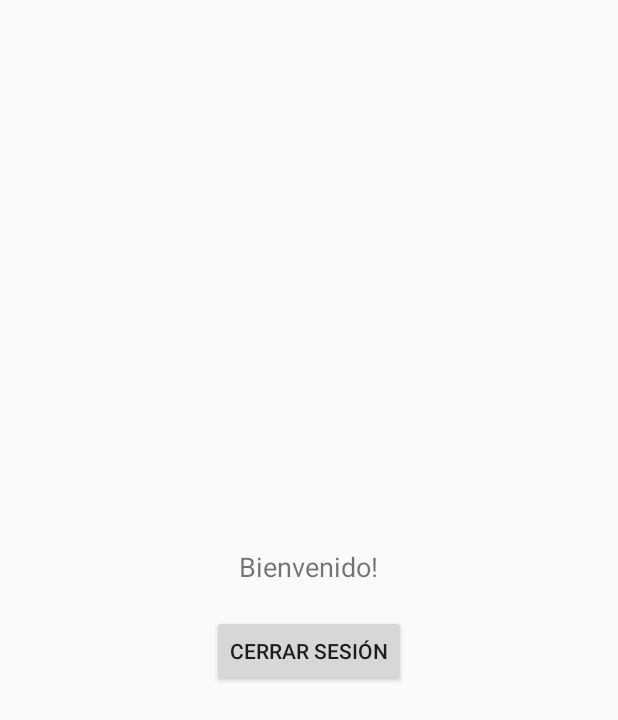
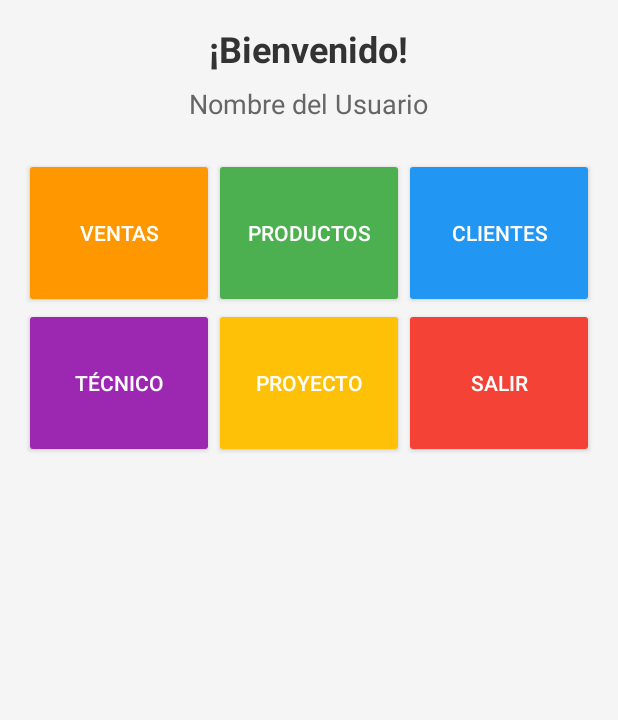
Before and after one commit to ingjuanfer/DAMFacturacion, an Android app built with Jetpack Compose: the layout activity_menu_principal.xml on its own in the app's theme, with its tools: preview values and no code run, on a phone screen of 412 x 824 dp. Shown: the top 720 px of the screen. Run offline under Robolectric (Android 15) with nearby library versions, the phone set to English and light mode, and no system bars.

Commit message:
Menu Productos

```diff
--- a/app/src/main/AndroidManifest.xml
+++ b/app/src/main/AndroidManifest.xml
@@ -28,6 +28,9 @@
         <activity android:name=".MenuPrincipalActivity">
             <!-- Puedes agregar cualquier otro atributo o configuración si es necesario -->
         </activity>
+        <activity android:name=".views.productos.MenuProductosActivity">
+            <!-- Puedes agregar cualquier otro atributo o configuración si es necesario -->
+        </activity>
     </application>
 
 </manifest>
--- a/app/src/main/java/com/example/damfacturacion/MainActivity.kt
+++ b/app/src/main/java/com/example/damfacturacion/MainActivity.kt
@@ -12,6 +12,7 @@ import android.widget.Toast
 import androidx.activity.viewModels
 import androidx.appcompat.app.AppCompatActivity
 import com.example.damfacturacion.controller.LoginController
+import com.example.damfacturacion.controller.SessionController
 import com.example.damfacturacion.model.Usuario
 
 class MainActivity : AppCompatActivity() {
@@ -53,6 +54,10 @@ class MainActivity : AppCompatActivity() {
             loginController.login(username, password,
                 onSuccess = { usuario: Usuario  ->
 
+                    // Guardar la información del usuario en la sesión
+                    val sessionController = SessionController(this)
+                    sessionController.saveSession(usuario)
+
                     // Ocultar el ProgressBar una vez que termine el proceso
                     progressBar.visibility = ProgressBar.GONE
 
--- /dev/null
+++ b/app/src/main/java/com/example/damfacturacion/views/clientes/MenuClientesActivity.kt
@@ -0,0 +1,4 @@
+package com.example.damfacturacion.views.clientes
+
+class MenuClientesActivity {
+}
--- a/app/src/main/res/layout/activity_menu_principal.xml
+++ b/app/src/main/res/layout/activity_menu_principal.xml
@@ -3,22 +3,113 @@
     android:layout_width="match_parent"
     android:layout_height="match_parent"
     android:orientation="vertical"
-    android:gravity="center"
-    android:padding="16dp">
+    android:gravity="center_horizontal"
+    android:padding="16dp"
+    android:background="#F5F5F5">
 
-    <!-- Texto de bienvenida con el nombre del usuario -->
+    <!-- Título centrado -->
     <TextView
         android:id="@+id/textViewBienvenido"
         android:layout_width="wrap_content"
         android:layout_height="wrap_content"
-        android:text="Bienvenido!"
-        android:textSize="18sp"
-        android:layout_marginBottom="20dp"/>
+        android:text="¡Bienvenido!"
+        android:textSize="24sp"
+        android:textStyle="bold"
+        android:textColor="#333333"
+        android:layout_marginBottom="8dp"
+        android:gravity="center" />
 
-    <!-- Agrega más contenido para el menú principal aquí, si lo deseas -->
-    <Button
-        android:id="@+id/buttonCerrarSesion"
+    <!-- Nombre del usuario centrado -->
+    <TextView
+        android:id="@+id/textViewNombreUsuario"
         android:layout_width="wrap_content"
         android:layout_height="wrap_content"
-        android:text="Cerrar sesión" />
+        android:text="Nombre del Usuario"
+        android:textSize="18sp"
+        android:textColor="#666666"
+        android:layout_marginBottom="24dp"
+        android:gravity="center" />
+
+    <!-- Tabla para organizar los botones -->
+    <TableLayout
+        android:layout_width="wrap_content"
+        android:layout_height="wrap_content"
+        android:stretchColumns="*"
+        android:gravity="center">
+
+        <!-- Primera fila de botones -->
+        <TableRow
+            android:layout_width="wrap_content"
+            android:layout_height="wrap_content">
+
+            <Button
+                android:id="@+id/buttonVentas"
+                android:layout_width="100dp"
+                android:layout_height="100dp"
+                android:backgroundTint="#FF9800"
+                android:text="Ventas"
+                android:textSize="14sp"
+                android:textColor="#FFFFFF"
+                android:gravity="center" />
+
+            <Button
+                android:id="@+id/buttonProductos"
+                android:layout_width="100dp"
+                android:layout_height="100dp"
+                android:backgroundTint="#4CAF50"
+                android:text="Productos"
+                android:textSize="14sp"
+                android:textColor="#FFFFFF"
+                android:gravity="center"
+                android:onClick="menuProductosonClick" />
+
+            <Button
+                android:id="@+id/buttonClientes"
+                android:layout_width="100dp"
+                android:layout_height="100dp"
+                android:backgroundTint="#2196F3"
+                android:text="Clientes"
+                android:textSize="14sp"
+                android:textColor="#FFFFFF"
+                android:gravity="center" />
+        </TableRow>
+
+        <!-- Segunda fila de botones -->
+        <TableRow
+            android:layout_width="wrap_content"
+            android:layout_height="wrap_content">
+
+            <Button
+                android:id="@+id/buttonTecnico"
+                android:layout_width="100dp"
+                android:layout_height="100dp"
+                android:backgroundTint="#9C27B0"
+                android:text="Técnico"
+                android:textSize="14sp"
+                android:textColor="#FFFFFF"
+                android:gravity="center" />
+
+            <Button
+                android:id="@+id/buttonProyecto"
+                android:layout_width="100dp"
+                android:layout_height="100dp"
+                android:backgroundTint="#FFC107"
+                android:text="Proyecto"
+                android:textSize="14sp"
+                android:textColor="#FFFFFF"
+                android:gravity="center" />
+
+            <Button
+                android:id="@+id/buttonSalir"
+                android:layout_width="100dp"
+                android:layout_height="100dp"
+                android:backgroundTint="#F44336"
+                android:text="Salir"
+                android:textSize="14sp"
+                android:textColor="#FFFFFF"
+                android:gravity="center"
+                android:onClick="onLogoutClick" />
+
+        </TableRow>
+    </TableLayout>
 </LinearLayout>
```
Also changed, not shown: app/src/main/java/com/example/damfacturacion/MenuPrincipalActivity.kt (+41 -5 lines), app/src/main/java/com/example/damfacturacion/controller/SessionController.kt (added, +59 -0 lines), app/src/main/java/com/example/damfacturacion/views/productos/MenuProductosActivity.kt (added, +62 -0 lines), app/src/main/res/layout/activity_menu_producto.xml (added, +114 -0 lines).
